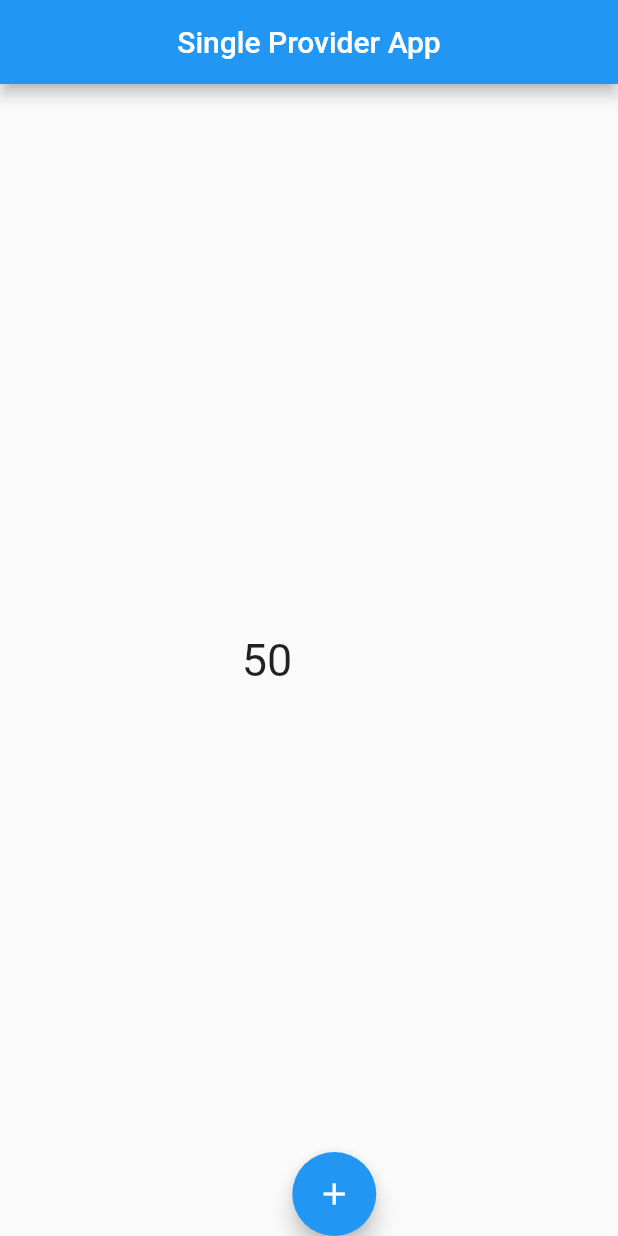
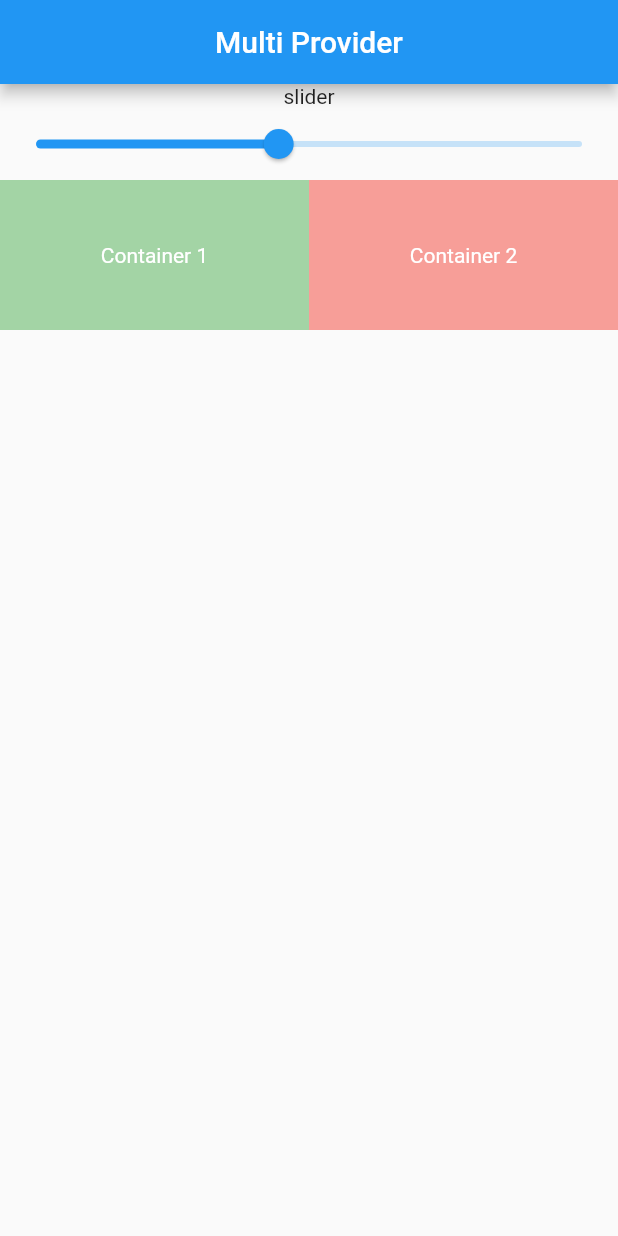
Before and after one commit to fluttersumato/provider_complete, a Flutter app: the screen it shows after launch, on a phone screen of 412 x 824 dp. Run offline on Flutter 3.47's test engine with Material 2 defaults, Android fonts, the phone set to English and light mode, and no system bars.

Commit message:
view ready for multi provider

```diff
--- a/lib/main.dart
+++ b/lib/main.dart
@@ -2,6 +2,8 @@ import 'package:flutter/material.dart';
 import 'package:provider/provider.dart';
 import 'package:provider_complete/screens/HomePage.dart';
 import 'package:provider_complete/providers/CountProvider.dart';
+
+import 'screens/example_one.dart';
 
 void main() {
   runApp(const MyApp());
@@ -19,7 +21,7 @@ class MyApp extends StatelessWidget {
       child: const MaterialApp(
         debugShowCheckedModeBanner: false,
         title: "My App",
-        home: HomePage(),
+        home: ExampleOne(),
       ),
     );
   }
--- /dev/null
+++ b/lib/screens/example_one.dart
@@ -0,0 +1,65 @@
+import 'package:flutter/material.dart';
+
+class ExampleOne extends StatefulWidget {
+  const ExampleOne({Key? key}) : super(key: key);
+
+  @override
+  State<ExampleOne> createState() => _ExampleOneState();
+}
+
+class _ExampleOneState extends State<ExampleOne> {
+  double val = 0.5;
+
+  @override
+  Widget build(BuildContext context) {
+    print('build');
+    return Scaffold(
+      appBar: AppBar(
+        title: Center(
+          child: Text('Multi Provider'),
+        ),
+      ),
+      body: Column(
+        children: [
+          Text('slider'),
+          Slider(
+            value: val,
+            onChanged: (value) {
+              val = value;
+              print(val);
+              setState(() {});
+            },
+            min: 0.1,
+            max: 1.0,
+          ),
+          Row(
+            children: [
+              Expanded(
+                child: Container(
+                  height: 100,
+                  color: Colors.green.withOpacity(val),
+                  child: Center(
+                      child: Text(
+                        'Container 1',
+                        style: TextStyle(color: Colors.white),
+                      )),
+                ),
+              ),
+              Expanded(
+                child: Container(
+                  height: 100,
+                  color: Colors.red.withOpacity(val),
+                  child: Center(
+                      child: Text(
+                        'Container 2',
+                        style: TextStyle(color: Colors.white),
+                      )),
+                ),
+              )
+            ],
+          ),
+        ],
+      ),
+    );
+  }
+}
```
